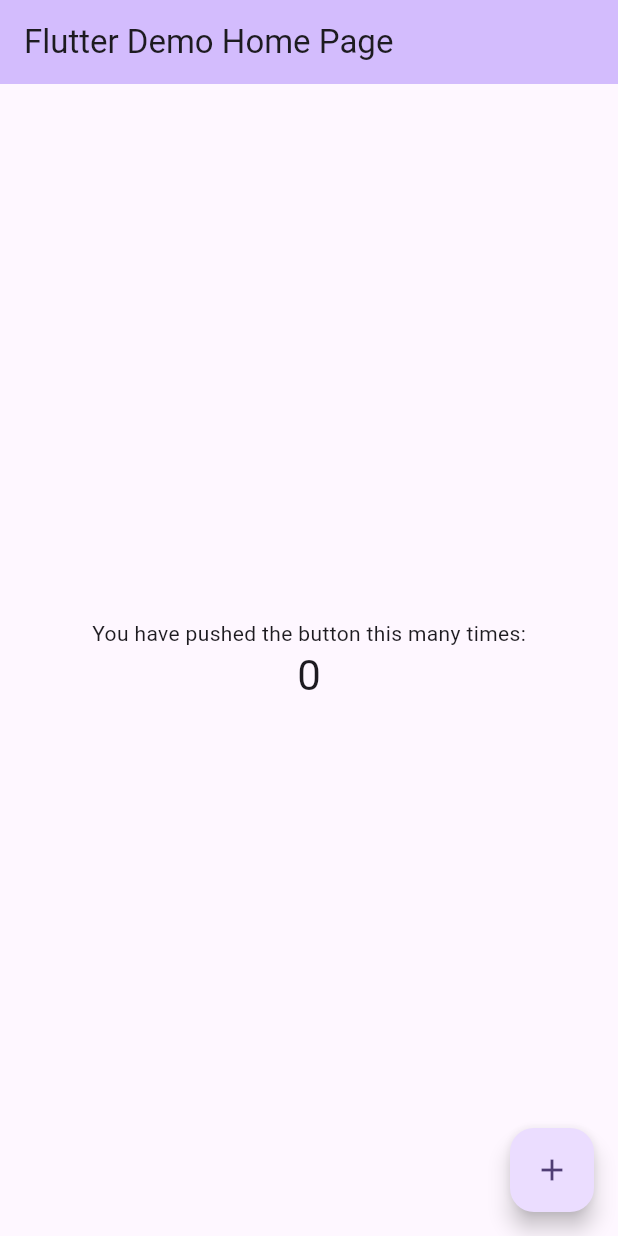
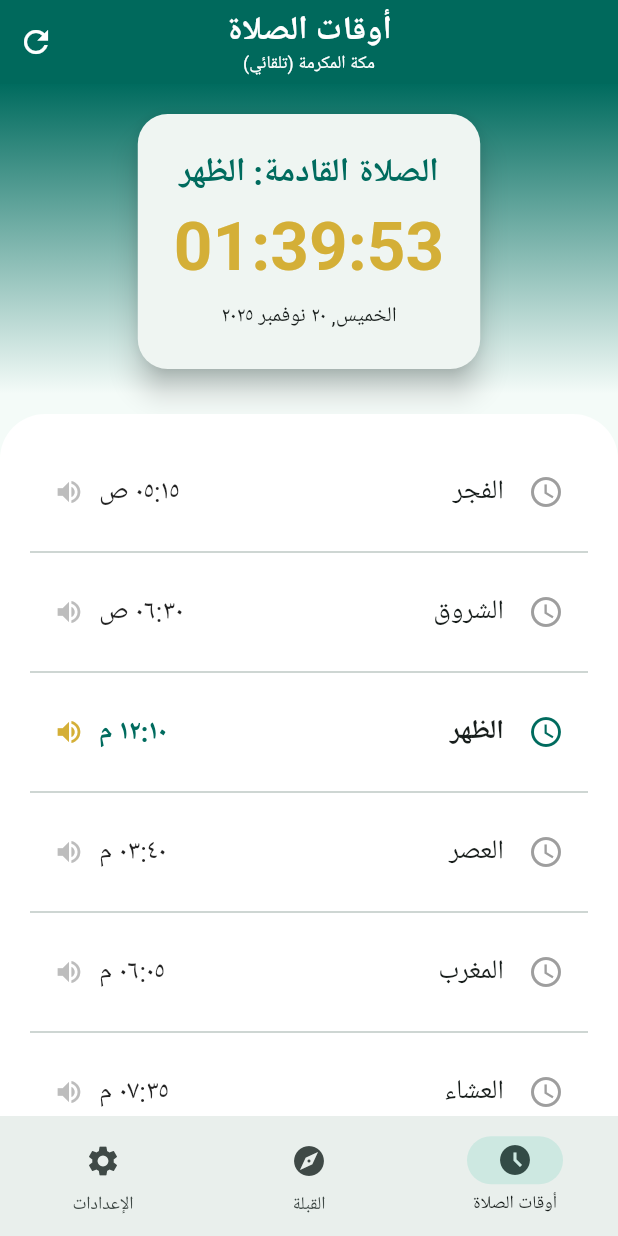
Before and after one commit to could-ai/019aa296-aaae-799b-8306-3119bd88b519, a Flutter app: the screen it shows after launch, on a phone screen of 412 x 824 dp. Run offline on Flutter 3.47's test engine with Material 3 defaults, Android fonts, the phone set to English and light mode, and no system bars; Roboto replaces fonts that are missing (Arial).

Commit message:
Added necessary dependencies for date formatting and local storage. Included comments for location and prayer calculation packages.; Configured main.dart with Arabic localization (RTL), Islamic color theme (Teal/Gold), and set MainLayout as the home screen.; Created MainLayout to handle bottom navigation between Prayer Times, Qibla, and Settings screens.; Implemented PrayerTimesScreen with a countdown timer, visual list of prayers, and a header showing the next prayer. Uses a gradient background and card layout.; Created QiblaScreen with a visual compass UI. Includes a placeholder for real compass data (which requires device sensors).; Implemented SettingsScreen with toggles for Auto Location, Notifications, and options for Calculation Method and Adhan Sound.; Created PrayerService with mock data generation to simulate prayer times logic. Prepared structure for integrating real 'adhan' package logic later.

```diff
--- a/usr/lib/main.dart
+++ b/usr/lib/main.dart
@@ -1,4 +1,6 @@
 import 'package:flutter/material.dart';
+import 'package:flutter_localizations/flutter_localizations.dart';
+import 'screens/main_layout.dart';
 
 void main() {
   runApp(const MyApp());
@@ -7,114 +9,36 @@ void main() {
 class MyApp extends StatelessWidget {
   const MyApp({super.key});
 
-  // This widget is the root of your application.
   @override
   Widget build(BuildContext context) {
     return MaterialApp(
-      title: 'Flutter Demo',
+      title: 'أوقات الصلاة',
       debugShowCheckedModeBanner: false,
+      // Support for Arabic RTL
+      localizationsDelegates: const [
+        GlobalMaterialLocalizations.delegate,
+        GlobalWidgetsLocalizations.delegate,
+        GlobalCupertinoLocalizations.delegate,
+      ],
+      supportedLocales: const [
+        Locale('ar', 'SA'), // Arabic
+      ],
+      locale: const Locale('ar', 'SA'),
       theme: ThemeData(
-        // This is the theme of your application.
-        //
-        // TRY THIS: Try running your application with "flutter run". You'll see
-        // the application has a purple toolbar. Then, without quitting the app,
-        // try changing the seedColor in the colorScheme below to Colors.green
-        // and then invoke "hot reload" (save your changes or press the "hot
-        // reload" button in a Flutter-supported IDE, or press "r" if you used
-        // the command line to start the app).
-        //
-        // Notice that the counter didn't reset back to zero; the application
-        // state is not lost during the reload. To reset the state, use hot
-        // restart instead.
-        //
-        // This works for code too, not just values: Most code changes can be
-        // tested with just a hot reload.
-        colorScheme: ColorScheme.fromSeed(seedColor: Colors.deepPurple),
+        colorScheme: ColorScheme.fromSeed(
+          seedColor: const Color(0xFF00695C), // Islamic Green/Teal
+          secondary: const Color(0xFFD4AF37), // Gold accent
+        ),
+        useMaterial3: true,
+        fontFamily: 'Arial', // Use a standard font that supports Arabic well
+        appBarTheme: const AppBarTheme(
+          centerTitle: true,
+          backgroundColor: Color(0xFF00695C),
+          foregroundColor: Colors.white,
+        ),
+        scaffoldBackgroundColor: const Color(0xFFF5F5F5),
       ),
-      home: const MyHomePage(title: 'Flutter Demo Home Page'),
+      home: const MainLayout(),
     );
   }
 }
-
-class MyHomePage extends StatefulWidget {
-  const MyHomePage({super.key, required this.title});
-
-  // This widget is the home page of your application. It is stateful, meaning
-  // that it has a State object (defined below) that contains fields that affect
-  // how it looks.
-
-  // This class is the configuration for the state. It holds the values (in this
-  // case the title) provided by the parent (in this case the App widget) and
-  // used by the build method of the State. Fields in a Widget subclass are
-  // always marked "final".
-
-  final String title;
-
-  @override
-  State<MyHomePage> createState() => _MyHomePageState();
-}
-
-class _MyHomePageState extends State<MyHomePage> {
-  int _counter = 0;
-
-  void _incrementCounter() {
-    setState(() {
-      // This call to setState tells the Flutter framework that something has
-      // changed in this State, which causes it to rerun the build method below
-      // so that the display can reflect the updated values. If we changed
-      // _counter without calling setState(), then the build method would not be
-      // called again, and so nothing would appear to happen.
-      _counter++;
-    });
-  }
-
-  @override
-  Widget build(BuildContext context) {
-    // This method is rerun every time setState is called, for instance as done
-    // by the _incrementCounter method above.
-    //
-    // The Flutter framework has been optimized to make rerunning build methods
-    // fast, so that you can just rebuild anything that needs updating rather
-    // than having to individually change instances of widgets.
-    return Scaffold(
-      appBar: AppBar(
-        // TRY THIS: Try changing the color here to a specific color (to
-        // Colors.amber, perhaps?) and trigger a hot reload to see the AppBar
-        // change color while the other colors stay the same.
-        backgroundColor: Theme.of(context).colorScheme.inversePrimary,
-        // Here we take the value from the MyHomePage object that was created by
-        // the App.build method, and use it to set our appbar title.
-        title: Text(widget.title),
-      ),
-      body: Center(
-        // Center is a layout widget. It takes a single child and positions it
-        // in the middle of the parent.
-        child: Column(
-          // Column is also a layout widget. It takes a list of children and
-          // arranges them vertically. By default, it sizes itself to fit its
-          // children horizontally, and tries to be as tall as its parent.
-          //
-          // Column has various properties to control how it sizes itself and
-          // how it positions its children. Here we use mainAxisAlignment to
-          // center the children vertically; the main axis here is the vertical
-          // axis because Columns are vertical (the cross axis would be
-          // horizontal).
-          //
-          // TRY THIS: Invoke "debug painting" (choose the "Toggle Debug Paint"
-          // action in the IDE, or press "p" in the console), to see the
-          // wireframe for each widget.
-          mainAxisAlignment: MainAxisAlignment.center,
-          children: <Widget>[
-            const Text('You have pushed the button this many times:'),
-            Text('$_counter', style: Theme.of(context).textTheme.headlineMedium),
-          ],
-        ),
-      ),
-      floatingActionButton: FloatingActionButton(
-        onPressed: _incrementCounter,
-        tooltip: 'Increment',
-        child: const Icon(Icons.add),
-      ), // This trailing comma makes auto-formatting nicer for build methods.
-    );
-  }
-}
--- /dev/null
+++ b/usr/lib/screens/main_layout.dart
@@ -0,0 +1,55 @@
+import 'package:flutter/material.dart';
+import 'prayer_times_screen.dart';
+import 'qibla_screen.dart';
+import 'settings_screen.dart';
+
+class MainLayout extends StatefulWidget {
+  const MainLayout({super.key});
+
+  @override
+  State<MainLayout> createState() => _MainLayoutState();
+}
+
+class _MainLayoutState extends State<MainLayout> {
+  int _selectedIndex = 0;
+
+  final List<Widget> _screens = [
+    const PrayerTimesScreen(),
+    const QiblaScreen(),
+    const SettingsScreen(),
+  ];
+
+  void _onItemTapped(int index) {
+    setState(() {
+      _selectedIndex = index;
+    });
+  }
+
+  @override
+  Widget build(BuildContext context) {
+    return Scaffold(
+      body: IndexedStack(
+        index: _selectedIndex,
+        children: _screens,
+      ),
+      bottomNavigationBar: NavigationBar(
+        selectedIndex: _selectedIndex,
+        onDestinationSelected: _onItemTapped,
+        destinations: const <NavigationDestination>[
+          NavigationDestination(
+            icon: Icon(Icons.access_time_filled),
+            label: 'أوقات الصلاة',
+          ),
+          NavigationDestination(
+            icon: Icon(Icons.explore),
+            label: 'القبلة',
+          ),
+          NavigationDestination(
+            icon: Icon(Icons.settings),
+            label: 'الإعدادات',
+          ),
+        ],
+      ),
+    );
+  }
+}
--- /dev/null
+++ b/usr/lib/screens/prayer_times_screen.dart
@@ -0,0 +1,217 @@
+import 'dart:async';
+import 'package:flutter/material.dart';
+import 'package:intl/intl.dart';
+import '../services/prayer_service.dart';
+
+class PrayerTimesScreen extends StatefulWidget {
+  const PrayerTimesScreen({super.key});
+
+  @override
+  State<PrayerTimesScreen> createState() => _PrayerTimesScreenState();
+}
+
+class _PrayerTimesScreenState extends State<PrayerTimesScreen> {
+  late PrayerService _prayerService;
+  Map<String, DateTime> _prayerTimes = {};
+  String _nextPrayerName = '';
+  Duration _timeUntilNextPrayer = Duration.zero;
+  Timer? _timer;
+
+  @override
+  void initState() {
+    super.initState();
+    _prayerService = PrayerService();
+    _loadPrayerTimes();
+    _startTimer();
+  }
+
+  @override
+  void dispose() {
+    _timer?.cancel();
+    super.dispose();
+  }
+
+  void _loadPrayerTimes() {
+    // In a real app, this would fetch based on location
+    setState(() {
+      _prayerTimes = _prayerService.getPrayerTimes(DateTime.now());
+      _updateNextPrayer();
+    });
+  }
+
+  void _startTimer() {
+    _timer = Timer.periodic(const Duration(seconds: 1), (timer) {
+      _updateNextPrayer();
+    });
+  }
+
+  void _updateNextPrayer() {
+    final now = DateTime.now();
+    DateTime? nextTime;
+    String nextName = '';
+
+    // Find the next prayer
+    for (var entry in _prayerTimes.entries) {
+      if (entry.value.isAfter(now)) {
+        nextTime = entry.value;
+        nextName = entry.key;
+        break;
+      }
+    }
+
+    // If no prayer left today, next is Fajr tomorrow
+    if (nextTime == null) {
+      nextName = 'الفجر';
+      // Mocking tomorrow's Fajr for demo logic
+      nextTime = _prayerTimes['الفجر']!.add(const Duration(days: 1));
+    }
+
+    if (mounted) {
+      setState(() {
+        _nextPrayerName = nextName;
+        _timeUntilNextPrayer = nextTime!.difference(now);
+      });
+    }
+  }
+
+  String _formatDuration(Duration duration) {
+    String twoDigits(int n) => n.toString().padLeft(2, "0");
+    String twoDigitMinutes = twoDigits(duration.inMinutes.remainder(60));
+    String twoDigitSeconds = twoDigits(duration.inSeconds.remainder(60));
+    return "${twoDigits(duration.inHours)}:$twoDigitMinutes:$twoDigitSeconds";
+  }
+
+  @override
+  Widget build(BuildContext context) {
+    final theme = Theme.of(context);
+
+    return Scaffold(
+      appBar: AppBar(
+        title: const Column(
+          children: [
+            Text('أوقات الصلاة', style: TextStyle(fontWeight: FontWeight.bold)),
+            Text('مكة المكرمة (تلقائي)', style: TextStyle(fontSize: 12)),
+          ],
+        ),
+        actions: [
+          IconButton(
+            icon: const Icon(Icons.refresh),
+            onPressed: _loadPrayerTimes,
+          ),
+        ],
+      ),
+      body: Container(
+        decoration: BoxDecoration(
+          gradient: LinearGradient(
+            begin: Alignment.topCenter,
+            end: Alignment.bottomCenter,
+            colors: [
+              theme.colorScheme.primary,
+              theme.colorScheme.surface,
+            ],
+            stops: const [0.0, 0.3],
+          ),
+        ),
+        child: Column(
+          children: [
+            // Header Card
+            Padding(
+              padding: const EdgeInsets.all(16.0),
+              child: Card(
+                elevation: 8,
+                shape: RoundedRectangleBorder(borderRadius: BorderRadius.circular(20)),
+                child: Padding(
+                  padding: const EdgeInsets.all(24.0),
+                  child: Column(
+                    children: [
+                      Text(
+                        'الصلاة القادمة: $_nextPrayerName',
+                        style: theme.textTheme.titleLarge?.copyWith(
+                          color: theme.colorScheme.primary,
+                          fontWeight: FontWeight.bold,
+                        ),
+                      ),
+                      const SizedBox(height: 10),
+                      Text(
+                        _formatDuration(_timeUntilNextPrayer),
+                        style: theme.textTheme.displayMedium?.copyWith(
+                          fontWeight: FontWeight.bold,
+                          color: theme.colorScheme.secondary,
+                        ),
+                      ),
+                      const SizedBox(height: 10),
+                      Text(
+                        DateFormat('EEEE, d MMMM yyyy', 'ar').format(DateTime.now()),
+                        style: theme.textTheme.bodyMedium,
+                      ),
+                    ],
+                  ),
+                ),
+              ),
+            ),
+
+            // Prayer List
+            Expanded(
+              child: Container(
+                margin: const EdgeInsets.only(top: 10),
+                decoration: const BoxDecoration(
+                  color: Colors.white,
+                  borderRadius: BorderRadius.only(
+                    topLeft: Radius.circular(30),
+                    topRight: Radius.circular(30),
+                  ),
+                ),
+                child: ListView.separated(
+                  padding: const EdgeInsets.all(20),
+                  itemCount: _prayerTimes.length,
+                  separatorBuilder: (ctx, i) => const Divider(),
+                  itemBuilder: (context, index) {
+                    String key = _prayerTimes.keys.elementAt(index);
+                    DateTime time = _prayerTimes.values.elementAt(index);
+                    bool isNext = key == _nextPrayerName;
+
+                    return ListTile(
+                      contentPadding: const EdgeInsets.symmetric(horizontal: 16, vertical: 4),
+                      tileColor: isNext ? theme.colorScheme.primaryContainer.withOpacity(0.3) : null,
+                      shape: RoundedRectangleBorder(borderRadius: BorderRadius.circular(12)),
+                      leading: Icon(
+                        Icons.access_time,
+                        color: isNext ? theme.colorScheme.primary : Colors.grey,
+                      ),
+                      title: Text(
+                        key,
+                        style: TextStyle(
+                          fontWeight: isNext ? FontWeight.bold : FontWeight.normal,
+                          fontSize: 18,
+                        ),
+                      ),
+                      trailing: Row(
+                        mainAxisSize: MainAxisSize.min,
+                        children: [
+                          Text(
+                            DateFormat('hh:mm a', 'ar').format(time),
+                            style: TextStyle(
+                              fontWeight: isNext ? FontWeight.bold : FontWeight.normal,
+                              fontSize: 18,
+                              color: isNext ? theme.colorScheme.primary : Colors.black87,
+                            ),
+                          ),
+                          const SizedBox(width: 10),
+                          Icon(
+                            Icons.volume_up,
+                            size: 20,
+                            color: isNext ? theme.colorScheme.secondary : Colors.grey[400],
+                          ),
+                        ],
+                      ),
+                    );
+                  },
+                ),
+              ),
+            ),
+          ],
+        ),
+      ),
+    );
+  }
+}
--- /dev/null
+++ b/usr/lib/services/prayer_service.dart
@@ -0,0 +1,24 @@
+class PrayerService {
+  // In a real app, use the 'adhan' package
+  // import 'package:adhan/adhan.dart';
+
+  Map<String, DateTime> getPrayerTimes(DateTime date) {
+    // Mocking logic to generate realistic times relative to current day
+    // This ensures the user sees data immediately without needing GPS/Internet for the demo
+
+    final baseTime = DateTime(date.year, date.month, date.day);
+
+    return {
+      'الفجر': baseTime.add(const Duration(hours: 5, minutes: 15)),
+      'الشروق': baseTime.add(const Duration(hours: 6, minutes: 30)),
+      'الظهر': baseTime.add(const Duration(hours: 12, minutes: 10)),
+      'العصر': baseTime.add(const Duration(hours: 15, minutes: 40)),
+      'المغرب': baseTime.add(const Duration(hours: 18, minutes: 05)),
+      'العشاء': baseTime.add(const Duration(hours: 19, minutes: 35)),
+    };
+  }
+
+  // Future<Coordinates> getCurrentLocation() async {
+  //   // Use geolocator package here
+  // }
+}
```
Also changed, not shown: usr/lib/screens/qibla_screen.dart (added, +106 -0 lines), usr/lib/screens/settings_screen.dart (added, +107 -0 lines), usr/pubspec.yaml (+8 -70 lines).
